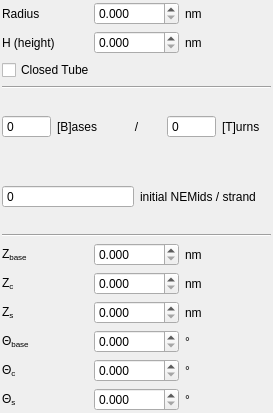
Above: ui/settings.ui from NATuG3/NATuG3 before the change. Below: the same form after it.
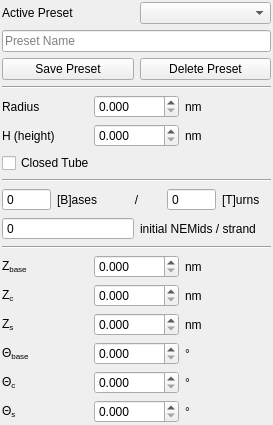
That is the form after the change.

Commit message: Added settings specific preset

Patch:
```diff
--- a/ui/settings.ui
+++ b/ui/settings.ui
@@ -26,7 +26,7 @@
    <property name="bottomMargin">
     <number>2</number>
    </property>
-   <item row="16" column="1">
+   <item row="17" column="1">
     <widget class="QLabel" name="label_18">
      <property name="cursor">
       <cursorShape>ArrowCursor</cursorShape>
@@ -39,7 +39,7 @@
      </property>
     </widget>
    </item>
-   <item row="3" column="1">
+   <item row="4" column="1">
     <widget class="QLabel" name="label">
      <property name="cursor">
       <cursorShape>ArrowCursor</cursorShape>
@@ -52,7 +52,7 @@
      </property>
     </widget>
    </item>
-   <item row="8" column="1" colspan="3">
+   <item row="9" column="1" colspan="3">
     <layout class="QHBoxLayout" name="horizontalLayout_2">
      <item>
       <widget class="QSpinBox" name="spinBox_3">
@@ -82,14 +82,21 @@
      </item>
     </layout>
    </item>
-   <item row="10" column="3">
+   <item row="11" column="3">
     <widget class="QLabel" name="label_10">
      <property name="text">
       <string>nm</string>
      </property>
     </widget>
    </item>
-   <item row="2" column="1">
+   <item row="3" column="2">
+    <widget class="QDoubleSpinBox" name="doubleSpinBox_2">
+     <property name="decimals">
+      <number>3</number>
+     </property>
+    </widget>
+   </item>
+   <item row="3" column="1">
     <widget class="QLabel" name="label_4">
      <property name="cursor">
       <cursorShape>ArrowCursor</cursorShape>
@@ -105,59 +112,45 @@
      </property>
     </widget>
    </item>
-   <item row="2" column="2">
-    <widget class="QDoubleSpinBox" name="doubleSpinBox_2">
-     <property name="decimals">
-      <number>3</number>
-     </property>
-    </widget>
-   </item>
-   <item row="14" column="2">
-    <widget class="QDoubleSpinBox" name="doubleSpinBox_4">
-     <property name="statusTip">
-      <string/>
-     </property>
-     <property name="decimals">
-      <number>3</number>
-     </property>
-    </widget>
-   </item>
-   <item row="3" column="3">
-    <widget class="QLabel" name="label_6">
-     <property name="text">
-      <string>nm</string>
-     </property>
-    </widget>
-   </item>
-   <item row="14" column="3">
-    <widget class="QLabel" name="label_11">
-     <property name="text">
-      <string>°</string>
-     </property>
-    </widget>
-   </item>
-   <item row="11" column="2">
+   <item row="12" column="2">
     <widget class="QDoubleSpinBox" name="doubleSpinBox_5">
      <property name="decimals">
       <number>3</number>
      </property>
     </widget>
    </item>
-   <item row="6" column="1" colspan="3">
+   <item row="4" column="3">
+    <widget class="QLabel" name="label_6">
+     <property name="text">
+      <string>nm</string>
+     </property>
+    </widget>
+   </item>
+   <item row="7" column="1" colspan="3">
     <widget class="Line" name="line_2">
      <property name="orientation">
       <enum>Qt::Horizontal</enum>
      </property>
     </widget>
    </item>
-   <item row="2" column="3">
-    <widget class="QLabel" name="label_7">
+   <item row="15" column="2">
+    <widget class="QDoubleSpinBox" name="doubleSpinBox_4">
+     <property name="statusTip">
+      <string/>
+     </property>
+     <property name="decimals">
+      <number>3</number>
+     </property>
+    </widget>
+   </item>
+   <item row="15" column="3">
+    <widget class="QLabel" name="label_11">
      <property name="text">
-      <string>nm</string>
+      <string>°</string>
      </property>
     </widget>
    </item>
-   <item row="10" column="1">
+   <item row="11" column="1">
     <widget class="QLabel" name="label_8">
      <property name="cursor">
       <cursorShape>ArrowCursor</cursorShape>
@@ -170,7 +163,7 @@
      </property>
     </widget>
    </item>
-   <item row="15" column="1">
+   <item row="16" column="1">
     <widget class="QLabel" name="label_14">
      <property name="cursor">
       <cursorShape>ArrowCursor</cursorShape>
@@ -183,21 +176,42 @@
      </property>
     </widget>
    </item>
-   <item row="15" column="3">
+   <item row="16" column="3">
     <widget class="QLabel" name="label_15">
      <property name="text">
       <string>°</string>
      </property>
     </widget>
    </item>
-   <item row="12" column="3">
+   <item row="3" column="3">
+    <widget class="QLabel" name="label_7">
+     <property name="text">
+      <string>nm</string>
+     </property>
+    </widget>
+   </item>
+   <item row="13" column="3">
     <widget class="QLabel" name="label_17">
      <property name="text">
       <string>nm</string>
      </property>
     </widget>
    </item>
-   <item row="11" column="1">
+   <item row="11" column="2">
+    <widget class="QDoubleSpinBox" name="doubleSpinBox_3">
+     <property name="decimals">
+      <number>3</number>
+     </property>
+    </widget>
+   </item>
+   <item row="16" column="2">
+    <widget class="QDoubleSpinBox" name="doubleSpinBox_6">
+     <property name="decimals">
+      <number>3</number>
+     </property>
+    </widget>
+   </item>
+   <item row="12" column="1">
     <widget class="QLabel" name="label_12">
      <property name="cursor">
       <cursorShape>ArrowCursor</cursorShape>
@@ -213,21 +227,7 @@
      </property>
     </widget>
    </item>
-   <item row="15" column="2">
-    <widget class="QDoubleSpinBox" name="doubleSpinBox_6">
-     <property name="decimals">
-      <number>3</number>
-     </property>
-    </widget>
-   </item>
-   <item row="10" column="2">
-    <widget class="QDoubleSpinBox" name="doubleSpinBox_3">
-     <property name="decimals">
-      <number>3</number>
-     </property>
-    </widget>
-   </item>
-   <item row="4" column="1" colspan="3">
+   <item row="5" column="1" colspan="3">
     <widget class="QCheckBox" name="checkBox">
      <property name="cursor">
       <cursorShape>ArrowCursor</cursorShape>
@@ -240,31 +240,21 @@
      </property>
     </widget>
    </item>
-   <item row="12" column="2">
-    <widget class="QDoubleSpinBox" name="doubleSpinBox_7">
-     <property name="statusTip">
-      <string/>
-     </property>
-     <property name="decimals">
-      <number>3</number>
-     </property>
-    </widget>
-   </item>
-   <item row="3" column="2">
+   <item row="4" column="2">
     <widget class="QDoubleSpinBox" name="doubleSpinBox">
      <property name="decimals">
       <number>3</number>
      </property>
     </widget>
    </item>
-   <item row="11" column="3">
+   <item row="12" column="3">
     <widget class="QLabel" name="label_13">
      <property name="text">
       <string>nm</string>
      </property>
     </widget>
    </item>
-   <item row="12" column="1">
+   <item row="13" column="1">
     <widget class="QLabel" name="label_16">
      <property name="cursor">
       <cursorShape>ArrowCursor</cursorShape>
@@ -280,28 +270,17 @@
      </property>
     </widget>
    </item>
-   <item row="16" column="3">
-    <widget class="QLabel" name="label_19">
-     <property name="text">
-      <string>°</string>
+   <item row="13" column="2">
+    <widget class="QDoubleSpinBox" name="doubleSpinBox_7">
+     <property name="statusTip">
+      <string/>
      </property>
-    </widget>
-   </item>
-   <item row="9" column="1" colspan="3">
-    <widget class="Line" name="line">
-     <property name="orientation">
-      <enum>Qt::Horizontal</enum>
-     </property>
-    </widget>
-   </item>
-   <item row="16" column="2">
-    <widget class="QDoubleSpinBox" name="doubleSpinBox_8">
      <property name="decimals">
       <number>3</number>
      </property>
     </widget>
    </item>
-   <item row="14" column="1">
+   <item row="15" column="1">
     <widget class="QLabel" name="label_9">
      <property name="cursor">
       <cursorShape>ArrowCursor</cursorShape>
@@ -314,7 +293,28 @@
      </property>
     </widget>
    </item>
-   <item row="7" column="1" colspan="3">
+   <item row="10" column="1" colspan="3">
+    <widget class="Line" name="line">
+     <property name="orientation">
+      <enum>Qt::Horizontal</enum>
+     </property>
+    </widget>
+   </item>
+   <item row="17" column="2">
+    <widget class="QDoubleSpinBox" name="doubleSpinBox_8">
+     <property name="decimals">
+      <number>3</number>
+     </property>
+    </widget>
+   </item>
+   <item row="17" column="3">
+    <widget class="QLabel" name="label_19">
+     <property name="text">
+      <string>°</string>
+     </property>
+    </widget>
+   </item>
+   <item row="8" column="1" colspan="3">
     <layout class="QHBoxLayout" name="horizontalLayout">
      <item>
       <widget class="QSpinBox" name="spinBox">
@@ -362,6 +362,64 @@
      </item>
     </layout>
    </item>
+   <item row="2" column="1" colspan="3">
+    <widget class="Line" name="line_3">
+     <property name="orientation">
+      <enum>Qt::Horizontal</enum>
+     </property>
+    </widget>
+   </item>
+   <item row="0" column="1" colspan="3">
+    <layout class="QGridLayout" name="gridLayout_2">
+     <item row="2" column="1">
+      <widget class="QPushButton" name="pushButton_2">
+       <property name="statusTip">
+        <string>Delete the preset with the above name</string>
+       </property>
+       <property name="text">
+        <string>Delete Preset</string>
+       </property>
+      </widget>
+     </item>
+     <item row="2" column="0">
+      <widget class="QPushButton" name="pushButton">
+       <property name="statusTip">
+        <string>Save the current settings as a preset with the above name</string>
+       </property>
+       <property name="text">
+        <string>Save Preset</string>
+       </property>
+      </widget>
+     </item>
+     <item row="0" column="1">
+      <widget class="QComboBox" name="comboBox">
+       <property name="statusTip">
+        <string>The current preset</string>
+       </property>
+      </widget>
+     </item>
+     <item row="0" column="0">
+      <widget class="QLabel" name="label_21">
+       <property name="text">
+        <string>Active Preset</string>
+       </property>
+      </widget>
+     </item>
+     <item row="1" column="0" colspan="2">
+      <widget class="QLineEdit" name="lineEdit">
+       <property name="statusTip">
+        <string>Name of preset to save current state as/name of existing preset to delete</string>
+       </property>
+       <property name="inputMask">
+        <string/>
+       </property>
+       <property name="placeholderText">
+        <string>Preset Name</string>
+       </property>
+      </widget>
+     </item>
+    </layout>
+   </item>
   </layout>
  </widget>
  <resources/>
```
The commit also changes 2 other files.
